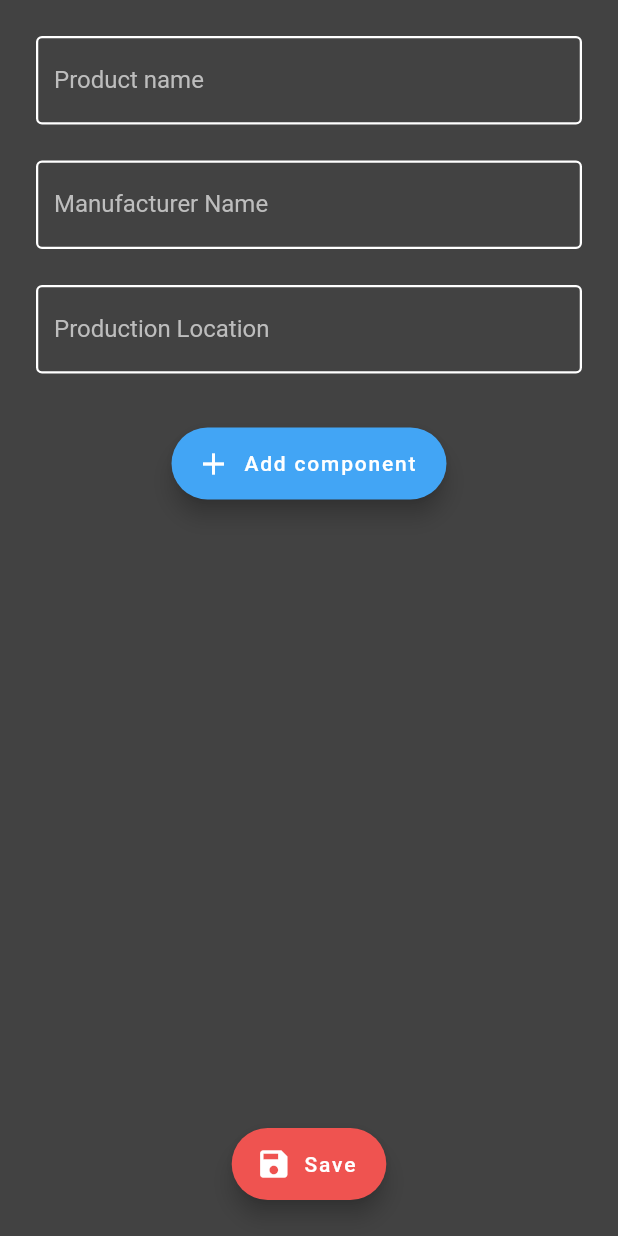
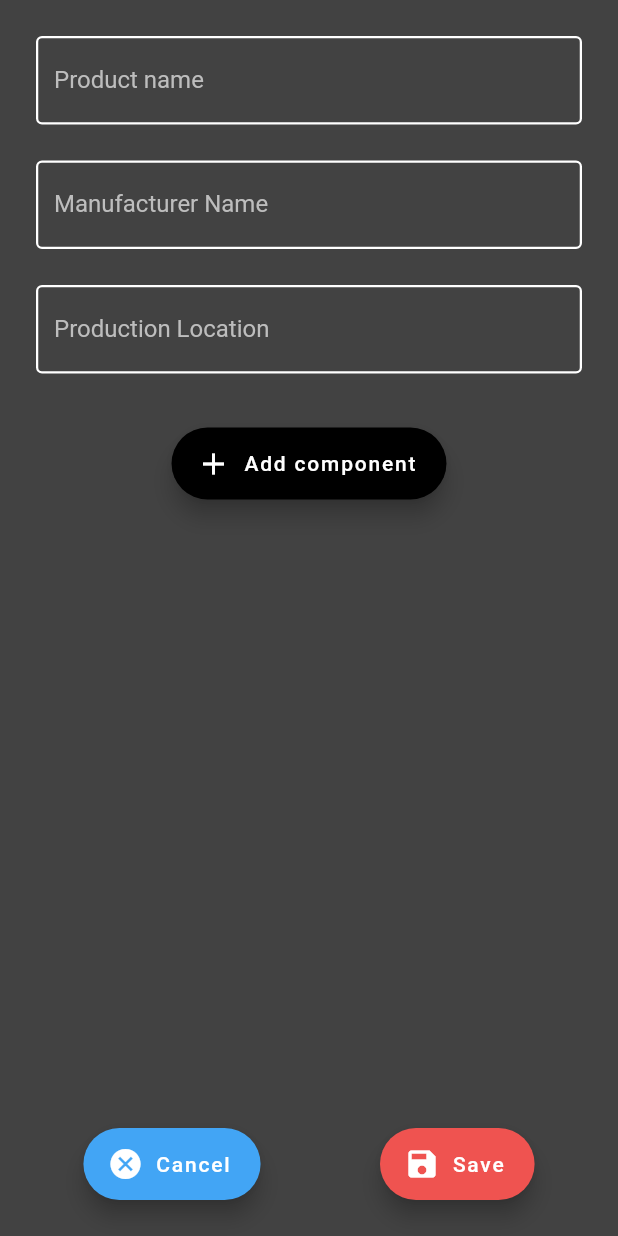
Before and after one commit to riccardodm97/manufacturing-tracker, a Flutter app: the CreateProductView screen opened by its route, on a phone screen of 412 x 824 dp. Run offline on Flutter 3.47's test engine with Material 2 defaults, Android fonts, the light colour scheme and no system bars; our stand-ins replace cloud_firestore, firebase_core, get_it, shared_preferences, stacked; missing offline and left inert: qr_code_scanner, web3dart; accounts and stored records are empty; statements that could not run were skipped.

Commit message:
page 1 finished

```diff
--- a/lib/ui/create_product_view.dart
+++ b/lib/ui/create_product_view.dart
@@ -30,15 +30,16 @@ class _CreateProductViewState extends State<CreateProductView> {
         viewModelBuilder: () => CreateProductViewModel(),
         builder: (context, model, child) => Scaffold(
             resizeToAvoidBottomInset: false,
-            body: Container(
+            body: SafeArea(
+                child: Container(
                     color: Colors.grey[800],
                     child: Center(
                         child: Column(
                             mainAxisAlignment: MainAxisAlignment.spaceEvenly,
                             children: <Widget>[
                           Padding(
-                        padding:
-                            const EdgeInsets.fromLTRB(24.0, 24.0, 24.0, 12.0),
+                            padding: const EdgeInsets.fromLTRB(
+                                24.0, 24.0, 24.0, 12.0),
                             child: TextField(
                                 controller: productNameController,
                                 decoration: InputDecoration(
@@ -49,13 +50,14 @@ class _CreateProductViewState extends State<CreateProductView> {
                                       borderSide: BorderSide(
                                           color: Colors.white, width: 1.5)),
                                   labelText: 'Product name',
-                              labelStyle: TextStyle(color: Colors.grey[400]),
+                                  labelStyle:
+                                      TextStyle(color: Colors.grey[400]),
                                 ),
                                 style: const TextStyle(color: Colors.white)),
                           ),
                           Padding(
-                        padding:
-                            const EdgeInsets.fromLTRB(24.0, 12.0, 24.0, 12.0),
+                            padding: const EdgeInsets.fromLTRB(
+                                24.0, 12.0, 24.0, 12.0),
                             child: TextField(
                                 controller: manufacturerNameController,
                                 decoration: InputDecoration(
@@ -66,13 +68,14 @@ class _CreateProductViewState extends State<CreateProductView> {
                                       borderSide: BorderSide(
                                           color: Colors.white, width: 1.5)),
                                   labelText: 'Manufacturer Name',
-                              labelStyle: TextStyle(color: Colors.grey[400]),
+                                  labelStyle:
+                                      TextStyle(color: Colors.grey[400]),
                                 ),
                                 style: const TextStyle(color: Colors.white)),
                           ),
                           Padding(
-                        padding:
-                            const EdgeInsets.fromLTRB(24.0, 12.0, 24.0, 12.0),
+                            padding: const EdgeInsets.fromLTRB(
+                                24.0, 12.0, 24.0, 12.0),
                             child: TextField(
                                 controller: productionLocationController,
                                 decoration: InputDecoration(
@@ -83,7 +86,8 @@ class _CreateProductViewState extends State<CreateProductView> {
                                       borderSide: BorderSide(
                                           color: Colors.white, width: 1.5)),
                                   labelText: 'Production Location',
-                              labelStyle: TextStyle(color: Colors.grey[400]),
+                                  labelStyle:
+                                      TextStyle(color: Colors.grey[400]),
                                 ),
                                 style: const TextStyle(color: Colors.white)),
                           ),
@@ -94,11 +98,26 @@ class _CreateProductViewState extends State<CreateProductView> {
                                 onPressed: () {
                                   model.navigateToSelectComponentsView(context);
                                 },
-                            backgroundColor: Colors.blue[400],
+                                backgroundColor: Colors.black,
                                 icon: const Icon(Icons.add),
                                 label: const Text('Add component')),
                           ),
-                      Flexible(child: listComponents(model.selectedComponents)),
+                          Flexible(
+                              child: listComponents(model.selectedComponents)),
+                          Row(
+                            mainAxisAlignment: MainAxisAlignment.spaceEvenly,
+                            children: [
+                              Padding(
+                                padding: const EdgeInsets.all(24.0),
+                                child: FloatingActionButton.extended(
+                                    heroTag: "cancel_button",
+                                    onPressed: () {
+                                      model.navigateBack(context);
+                                    },
+                                    backgroundColor: Colors.blue[400],
+                                    icon: const Icon(Icons.cancel),
+                                    label: const Text('Cancel')),
+                              ),
                               Padding(
                                 padding: const EdgeInsets.all(24.0),
                                 child: model.busy
@@ -117,7 +136,9 @@ class _CreateProductViewState extends State<CreateProductView> {
                                         icon: const Icon(Icons.save),
                                         label: const Text('Save')),
                               ),
-                    ])))));
+                            ],
+                          ),
+                        ]))))));
   }
 
   Widget listComponents(List<String> components) {
```
Also changed, not shown: lib/ui/select_components_view.dart (+8 -9 lines). Lines whose indentation alone changed are shown as unchanged.
